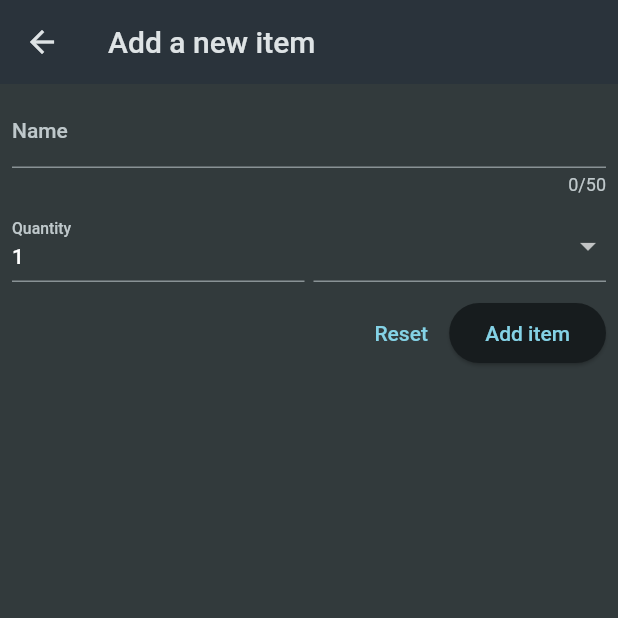
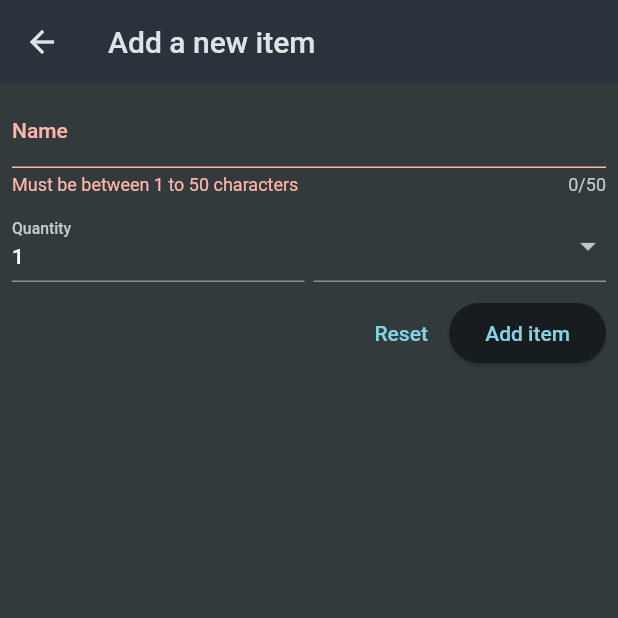
Before and after one commit to Aditya-Y-Git/my_list, a Flutter app: the AddItem screen opened directly, after a tap on "Add item", on a phone screen of 412 x 824 dp, the top half of it. Run offline on Flutter 3.47's test engine with Material 2 defaults, Android fonts, the phone set to English and light mode, and no system bars.

```diff
--- a/lib/widgets/add_item.dart
+++ b/lib/widgets/add_item.dart
@@ -9,6 +9,12 @@ class AddItem extends StatefulWidget {
 }
 
 class _AddItemState extends State<AddItem> {
+  final _formKey = GlobalKey<FormState>();
+
+  void _saveItem() {
+    _formKey.currentState!.validate();
+  }
+
   @override
   Widget build(BuildContext context) {
     return Scaffold(
@@ -16,6 +22,7 @@ class _AddItemState extends State<AddItem> {
         title: const Text('Add a new item'),
       ),
       body: Form(
+        key: _formKey,
         child: Padding(
           padding: const EdgeInsets.all(8.0),
           child: Column(
@@ -90,7 +97,7 @@ class _AddItemState extends State<AddItem> {
                 children: [
                   TextButton(onPressed: () {}, child: const Text('Reset')),
                   ElevatedButton(
-                      onPressed: () {}, child: const Text('Add item')),
+                      onPressed: _saveItem, child: const Text('Add item')),
                 ],
               ),
             ],
```
